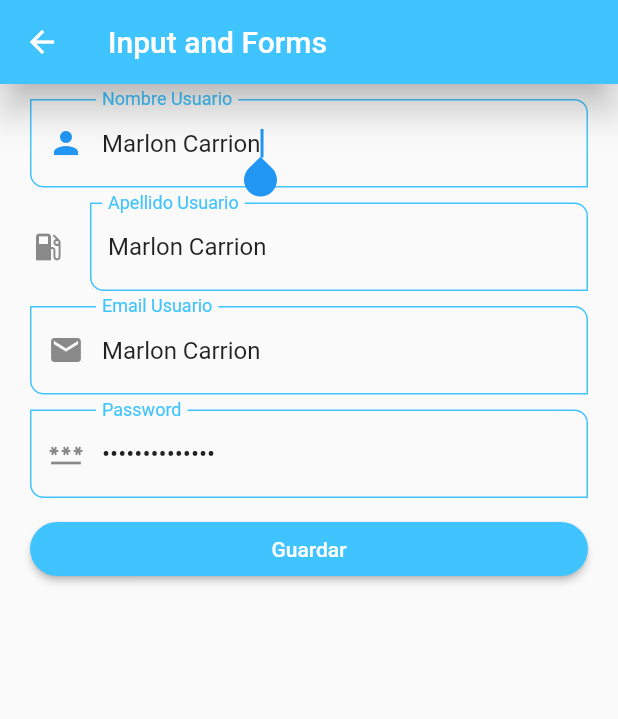
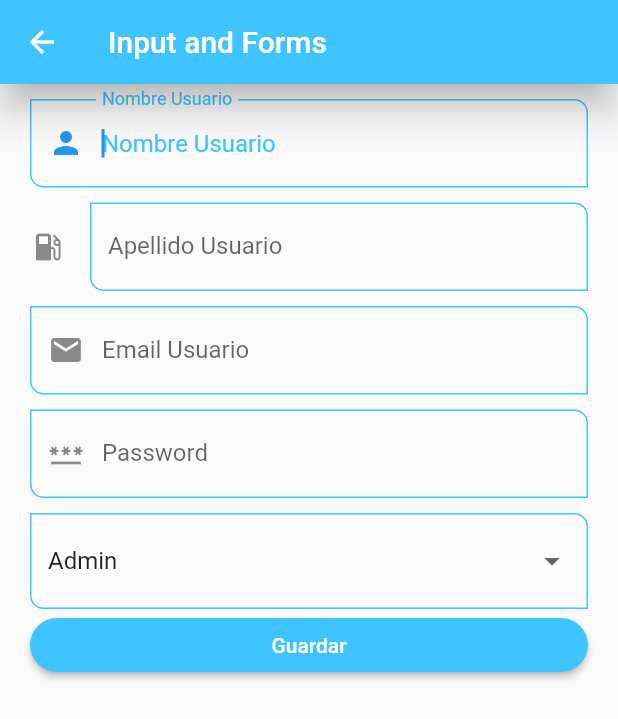
Before and after one commit to MarlonCarrion/practice_two, a Flutter app: the InputScreen screen opened by its route, on a phone screen of 412 x 824 dp. Shown: the top 719 px of the screen. Run offline on Flutter 3.47's test engine with Material 2 defaults, Android fonts, the phone set to English and light mode, and no system bars.

Commit message:
Class_Input

```diff
--- a/lib/screens/input_screen.dart
+++ b/lib/screens/input_screen.dart
@@ -6,6 +6,15 @@ class InputScreen extends StatelessWidget {
 
   @override
   Widget build(BuildContext context) {
+    final GlobalKey<FormState> myFormKey = GlobalKey<FormState>();
+
+    final Map<String, String> formValues = {
+      'first_name': 'Marlon',
+      'last_name': 'Carrion',
+      'email': 'marloncarrion02@gmail.com',
+      'password': '12345',
+      'role': 'Admin'
+    };
     return Scaffold(
       appBar: AppBar(title: const Text('Input and Forms')),
       body: SingleChildScrollView(
@@ -14,41 +23,61 @@ class InputScreen extends StatelessWidget {
           child: Form(
             child: Column(
               children: [
-                const CustomInputField(
+                CustomInputField(
                   hintText: 'Nombre Usuario',
                   labelText: 'Nombre Usuario',
                   prefixIcon: Icons.person,
+                  formProperty: 'first_name',
+                  formValues: formValues,
                 ),
                 const SizedBox(
                   height: 10,
                 ),
-                const CustomInputField(
+                CustomInputField(
                   hintText: 'Apellido',
                   labelText: 'Apellido Usuario',
                   icon: Icons.local_gas_station,
+                  formProperty: 'last_name',
+                  formValues: formValues,
                 ),
                 const SizedBox(
                   height: 10,
                 ),
-                const CustomInputField(
+                CustomInputField(
                   hintText: 'Email',
                   labelText: 'Email Usuario',
                   prefixIcon: Icons.email,
                   keyboardType: TextInputType.emailAddress,
+                  formProperty: 'email',
+                  formValues: formValues,
                 ),
                 const SizedBox(
                   height: 10,
                 ),
-                const CustomInputField(
+                CustomInputField(
                   hintText: 'Password',
                   labelText: 'Password',
                   prefixIcon: Icons.password,
                   keyboardType: TextInputType.visiblePassword,
                   obscureText: true,
+                  formProperty: 'password',
+                  formValues: formValues,
                 ),
                 const SizedBox(
                   height: 10,
                 ),
+                DropdownButtonFormField(
+                    value: 'Admin',
+                    items: const [
+                      DropdownMenuItem(value: 'Admin', child: Text('Admin')),
+                      DropdownMenuItem(
+                          value: 'Junior Dev', child: Text('Junior Dev')),
+                      DropdownMenuItem(
+                          value: 'Developer', child: Text('Developer')),
+                      DropdownMenuItem(
+                          value: 'Director', child: Text('Director')),
+                    ],
+                    onChanged: (value) {}),
                 ElevatedButton(
                   child: const SizedBox(
                     width: double.infinity,
@@ -56,7 +85,10 @@ class InputScreen extends StatelessWidget {
                       child: Text('Guardar'),
                     ),
                   ),
-                  onPressed: () {},
+                  onPressed: () {
+                    FocusScope.of(context).requestFocus(FocusNode());
+                    print(formValues);
+                  },
                 )
               ],
             ),
--- a/lib/widgets/custom_input_field.dart
+++ b/lib/widgets/custom_input_field.dart
@@ -10,6 +10,9 @@ class CustomInputField extends StatelessWidget {
   final TextInputType? keyboardType;
   final bool obscureText;
 
+  final String formProperty;
+  final Map<String, String> formValues;
+
   const CustomInputField({
     Key? key,
     this.hintText,
@@ -20,6 +23,8 @@ class CustomInputField extends StatelessWidget {
     this.icon,
     this.keyboardType,
     this.obscureText = false,
+    required this.formProperty,
+    required this.formValues,
   }) : super(key: key);
 
   @override
@@ -28,10 +33,10 @@ class CustomInputField extends StatelessWidget {
       keyboardType: keyboardType,
       obscureText: obscureText,
       autofocus: true,
-      initialValue: 'Marlon Carrion',
+      //initialValue: 'Marlon Carrion',
       textCapitalization: TextCapitalization.words,
       onChanged: (value) {
-        print(value);
+        formValues[formProperty] = value;
       },
       validator: (value) {
         if (value == null) return 'Este campo es requerido';
```
